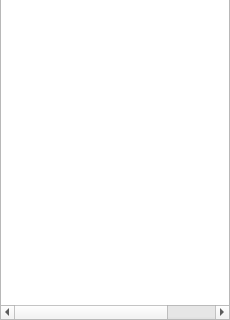
Old version of the form HPGCToolbox.ui in the repository artifact113/particle-swarm-optimization; both pictures show x 0 to 230 and y 380 to 700 of the 230 by 700 pixel window.
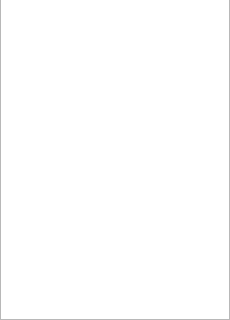
New version of the form. Icons and pictures are not drawn.

```diff
--- a/HPGCToolbox.ui
+++ b/HPGCToolbox.ui
@@ -45,7 +45,7 @@
     <bool>true</bool>
    </property>
    <property name="columnCount">
-    <number>3</number>
+    <number>1</number>
    </property>
    <attribute name="headerVisible">
     <bool>false</bool>
@@ -55,16 +55,6 @@
      <string>name</string>
     </property>
    </column>
-   <column>
-    <property name="text">
-     <string>id</string>
-    </property>
-   </column>
-   <column>
-    <property name="text">
-     <string>type</string>
-    </property>
-   </column>
   </widget>
  </widget>
  <resources>
```
